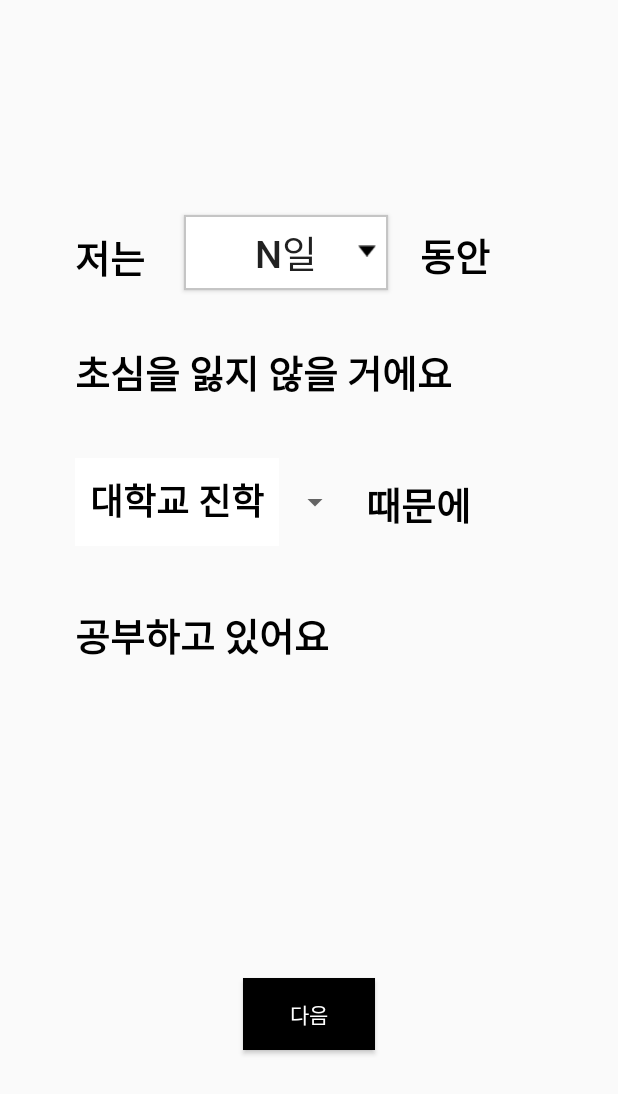
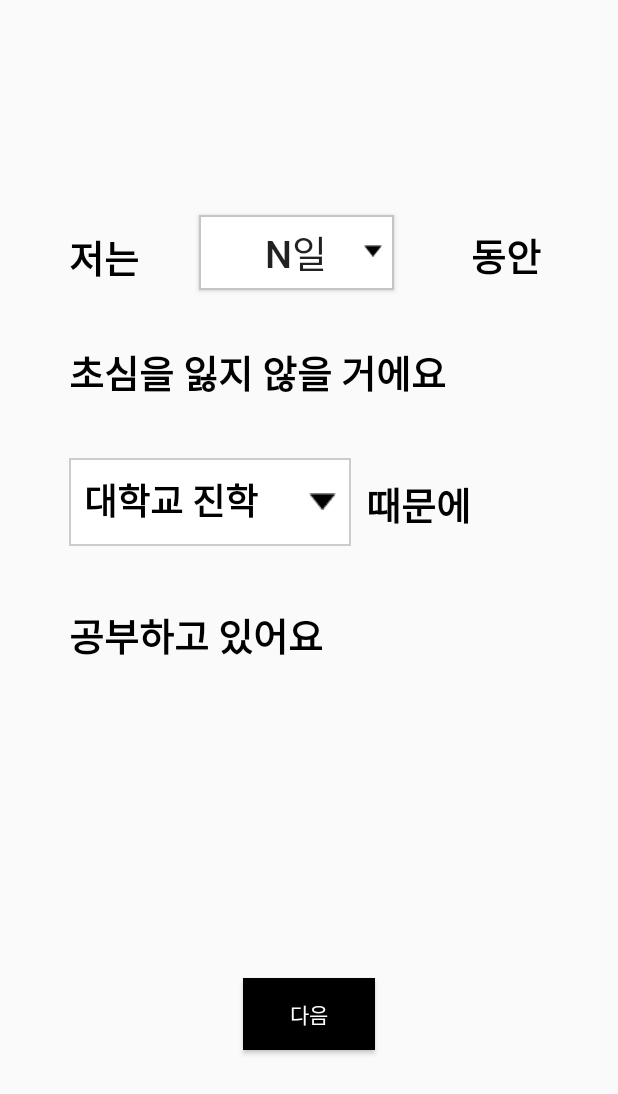
Before and after one commit to JeonK1/FromBefore, an Android app: the InitDdayActivity screen opened directly, with no data from a screen before it, on a phone screen of 412 x 824 dp. Shown: the top 1094 px of the screen. Run offline under Robolectric (Android 15) with nearby library versions, the light colour scheme and no system bars.

Commit message:
fix some design

```diff
--- a/FromBefore/app/src/main/res/layout/activity_init_dday.xml
+++ b/FromBefore/app/src/main/res/layout/activity_init_dday.xml
@@ -32,7 +32,7 @@
 
     <Button
         android:id="@+id/ddayBtn"
-        android:layout_width="0dp"
+        android:layout_width="130dp"
         android:layout_height="50dp"
         android:layout_marginTop="139dp"
         android:layout_marginEnd="21dp"
@@ -51,9 +51,9 @@
         android:id="@+id/textView4"
         android:layout_width="wrap_content"
         android:layout_height="wrap_content"
-        android:layout_marginStart="50dp"
+        android:layout_marginStart="80dp"
         android:layout_marginTop="152dp"
-        android:layout_marginEnd="26dp"
+        android:layout_marginEnd="40dp"
         android:fontFamily="@font/termina_black"
         android:text="저는"
         android:textColor="#000000"
@@ -88,6 +88,7 @@
 
     <Spinner
         android:id="@+id/subject_spinner"
+        android:background="@drawable/spinner_block"
         android:layout_width="wrap_content"
         android:layout_height="wrap_content"
         android:layout_marginTop="34dp"
@@ -112,6 +113,7 @@
         android:layout_width="wrap_content"
         android:layout_height="wrap_content"
         android:layout_marginEnd="85dp"
+        android:layout_marginStart="30dp"
         android:fontFamily="@font/termina_black"
         android:text="동안"
         android:textColor="#000000"
--- a/FromBefore/app/src/main/res/layout/spinner_item.xml
+++ b/FromBefore/app/src/main/res/layout/spinner_item.xml
@@ -4,11 +4,10 @@
     xmlns:android="http://schemas.android.com/apk/res/android"
     android:layout_width="match_parent"
     android:layout_height="wrap_content"
-    android:background="#ffffff"
     android:layout_marginTop="10dp"
     android:layout_marginBottom="10dp"
     android:padding="10dp"
     android:layout_marginLeft="20dp"
     android:fontFamily="@font/termina_bold"
-    android:textSize="24dp"
+    android:textSize="24sp"
     android:textColor="#000000"/>
```
